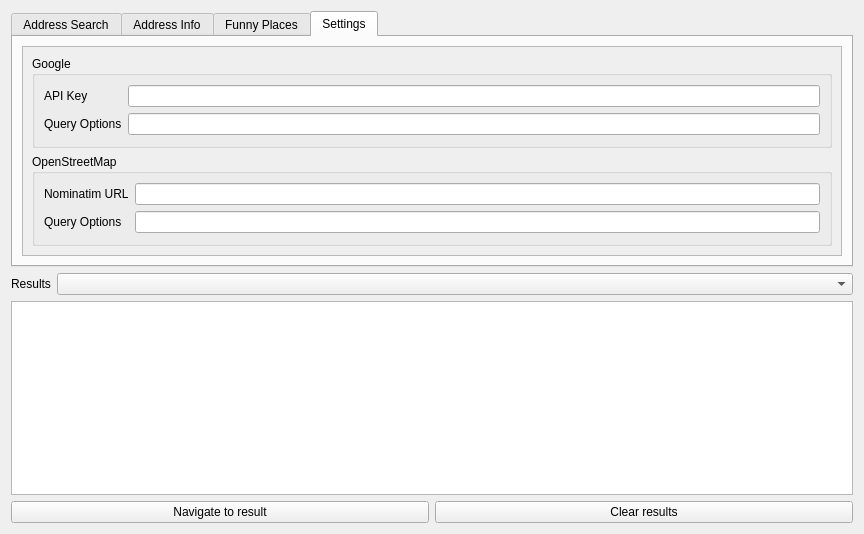
andreassteffens/QGIS, file src/plugins/sb_address_services/sbaddressservicesguibase.ui: the form before one commit.
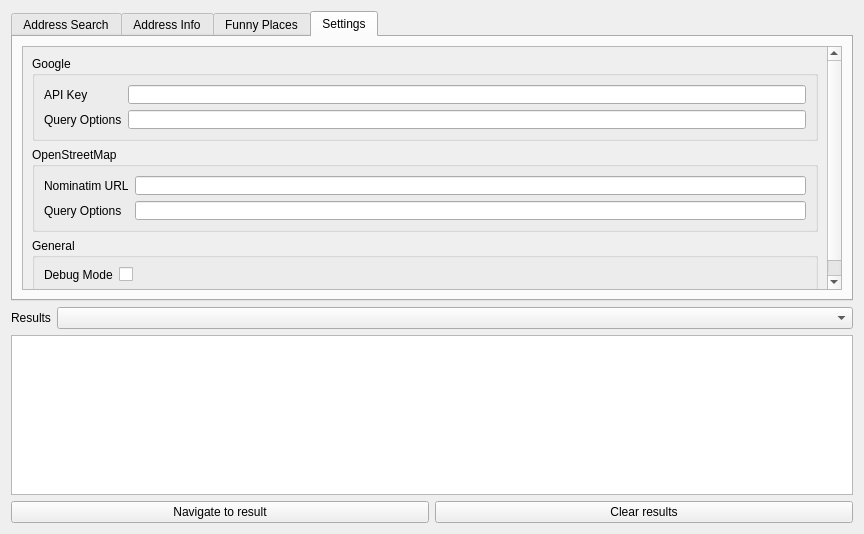
The form after the commit. The open tabs and pages were chosen to show the change. Icons and pictures are not drawn.

```diff
--- a/src/plugins/sb_address_services/sbaddressservicesguibase.ui
+++ b/src/plugins/sb_address_services/sbaddressservicesguibase.ui
@@ -923,9 +923,9 @@
           <property name="geometry">
            <rect>
             <x>0</x>
-            <y>-69</y>
+            <y>-65</y>
             <width>803</width>
-            <height>194</height>
+            <height>260</height>
            </rect>
           </property>
           <layout class="QVBoxLayout" name="verticalLayout_2">
@@ -1011,6 +1011,35 @@
              </layout>
             </widget>
            </item>
+           <item>
+            <widget class="QGroupBox" name="groupBox_3">
+             <property name="minimumSize">
+              <size>
+               <width>0</width>
+               <height>60</height>
+              </size>
+             </property>
+             <property name="title">
+              <string>General</string>
+             </property>
+             <layout class="QFormLayout" name="formLayout_5">
+              <item row="0" column="0">
+               <widget class="QLabel" name="mLblDebugMode">
+                <property name="text">
+                 <string>Debug Mode</string>
+                </property>
+               </widget>
+              </item>
+              <item row="0" column="1">
+               <widget class="QCheckBox" name="mCheckDebugMode">
+                <property name="text">
+                 <string/>
+                </property>
+               </widget>
+              </item>
+             </layout>
+            </widget>
+           </item>
           </layout>
          </widget>
         </widget>
```
Left out of the diff: 4 changed lines with no effect on the pictures.
